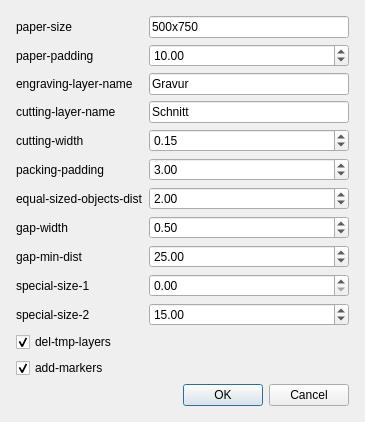
This is gui/FormatterDialog.ui in sjz207/lc-qcad as Qt 5 draws it before an edit. The edited form follows.
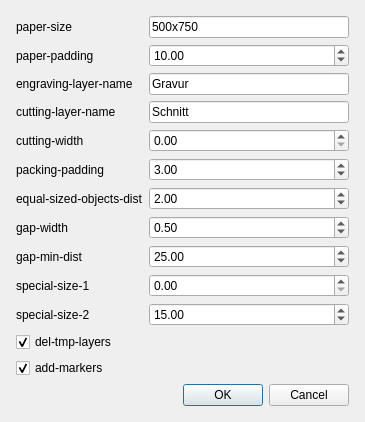
This is the edited form.

What changed in the file:
```diff
--- a/gui/FormatterDialog.ui
+++ b/gui/FormatterDialog.ui
@@ -165,7 +165,7 @@
      <item row="4" column="1">
       <widget class="QDoubleSpinBox" name="CuttingWidth">
        <property name="minimum">
-        <double>0.050000000000000</double>
+        <double>0.000000000000000</double>
        </property>
        <property name="maximum">
         <double>0.300000000000000</double>
@@ -174,7 +174,7 @@
         <double>0.050000000000000</double>
        </property>
        <property name="value">
-        <double>0.150000000000000</double>
+        <double>0.000000000000000</double>
        </property>
       </widget>
      </item>
```
